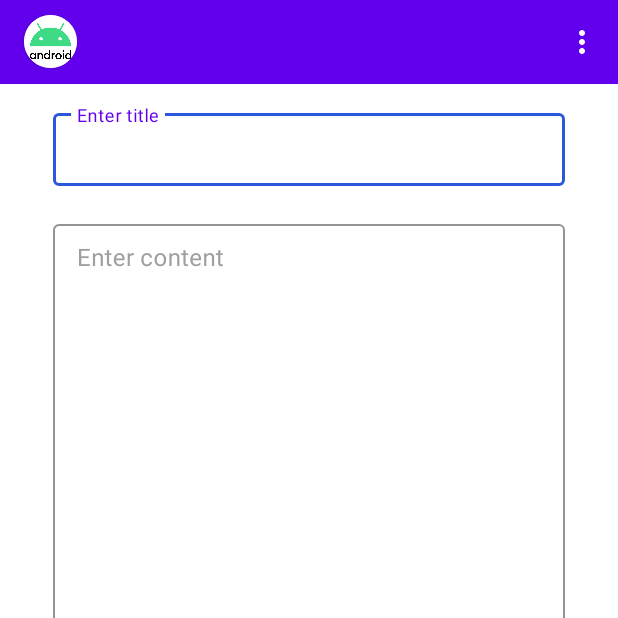
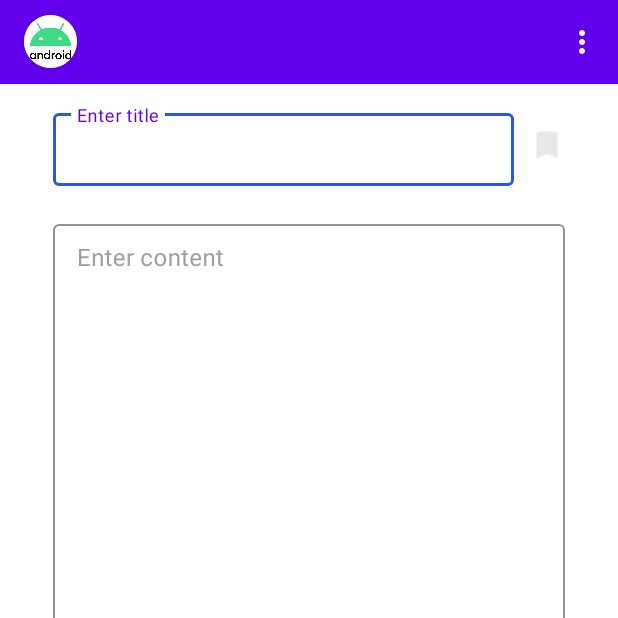
Before and after one commit to k-kyler/android-memo, an Android app: the screen it shows after launch once a user with an empty profile is signed in (AddNoteActivity), after a tap on an icon or button, on a phone screen of 412 x 824 dp, the top half of it. Run offline under Robolectric (Android 15) with nearby library versions, the phone set to English and light mode, and no system bars; our stand-ins replace Firebase (no records; nobody signed in at launch, a user with empty details on screens opened directly).

```diff
--- a/app/src/main/java/com/example/memo/AddNoteActivity.java
+++ b/app/src/main/java/com/example/memo/AddNoteActivity.java
@@ -2,14 +2,14 @@ package com.example.memo;
 
 import androidx.appcompat.app.AppCompatActivity;
 import androidx.appcompat.widget.Toolbar;
+import androidx.core.content.ContextCompat;
 
-import android.content.Context;
-import android.graphics.Bitmap;
-import android.graphics.Canvas;
-import android.graphics.Color;
-import android.graphics.Paint;
-import android.graphics.Path;
+import android.content.Intent;
+import android.graphics.PorterDuff;
+import android.graphics.PorterDuffColorFilter;
+import android.graphics.drawable.Drawable;
 import android.os.Bundle;
+import android.util.Log;
 import android.view.Menu;
 import android.view.MenuItem;
 import android.view.MotionEvent;
@@ -18,6 +18,7 @@ import android.widget.Button;
 import android.widget.EditText;
 import android.widget.ImageView;
 import android.widget.SeekBar;
+import android.widget.TextView;
 
 import com.example.memo.ui.CustomDrawing;
 
@@ -27,6 +28,8 @@ public class AddNoteActivity extends AppCompatActivity {
     private ImageView topBarAvatar;
     private EditText titleEditText;
     private EditText contentEditText;
+    private TextView pin;
+    private boolean isPinned;
 
     @Override
     protected void onCreate(Bundle savedInstanceState) {
@@ -35,7 +38,30 @@ public class AddNoteActivity extends AppCompatActivity {
 
         AddNoteInit();
         ToolbarMenu();
+        PinNote();
+        EditNoteInit();
+    }
+    private void PinNote() {
+        pin.setOnClickListener(new View.OnClickListener() {
+            @Override
+            public void onClick(View view) {
+                isPinned = !isPinned;
+                if (isPinned) {
+                    setTextViewDrawableColor(pin, R.color.pinned);
+                }
+                else {
+                    setTextViewDrawableColor(pin, R.color.unpin);
+                }
+            }
+        });
+    }
 
+    public void setTextViewDrawableColor(TextView textView, int color) {
+        for (Drawable drawable : textView.getCompoundDrawables()) {
+            if (drawable != null) {
+                drawable.setColorFilter(new PorterDuffColorFilter(ContextCompat.getColor(textView.getContext(), color), PorterDuff.Mode.SRC_IN));
+            }
+        }
     }
 
     private void AddNoteInit() {
@@ -46,6 +72,17 @@ public class AddNoteActivity extends AppCompatActivity {
 
         titleEditText = findViewById(R.id.title);
         contentEditText = findViewById(R.id.content);
+
+        pin = findViewById(R.id.noteItemPin);
+        isPinned = false;
+    }
+
+    private void EditNoteInit() {
+        Bundle bundle = this.getIntent().getExtras();
+        if(bundle != null){
+            Log.e(":", "EditNoteInit: " + bundle.getString("noteId"));
+        }
+
     }
 
     private void ToolbarMenu() {
--- a/app/src/main/java/com/example/memo/MainActivity.java
+++ b/app/src/main/java/com/example/memo/MainActivity.java
@@ -23,6 +23,7 @@ import androidx.recyclerview.widget.RecyclerView;
 
 import com.example.memo.models.Note;
 import com.example.memo.ui.NoteListAdapter;
+import com.example.memo.ui.RecyclerItemClickListener;
 import com.google.android.material.floatingactionbutton.FloatingActionButton;
 import com.google.android.material.navigation.NavigationView;
 import com.google.firebase.Timestamp;
@@ -57,6 +58,25 @@ public class MainActivity extends AppCompatActivity {
         setNoteList();
         ToolbarMenu();
         AddNode();
+        NoteItemsClickHandler();
+    }
+
+    private void NoteItemsClickHandler() {
+        noteList.addOnItemTouchListener(new RecyclerItemClickListener(this, noteList, new RecyclerItemClickListener.OnItemClickListener() {
+            @Override
+            public void onItemClick(View view, int position) {
+                Intent intent = new Intent(MainActivity.this, AddNoteActivity.class);
+                Bundle bundle = new Bundle();
+                bundle.putString("noteId", noteArrayList.get(position).getId());
+                intent.putExtras(bundle);
+                startActivity(intent);
+            }
+
+            @Override
+            public void onLongItemClick(View view, int position) {
+
+            }
+        }));
     }
 
     private void ToolbarMenu() {
@@ -130,8 +150,6 @@ public class MainActivity extends AppCompatActivity {
         }
     }
 
-
-
     private ArrayList<Note> getNoteList() {
         ArrayList<Note> noteItems = new ArrayList<>();
 
--- a/app/src/main/java/com/example/memo/ui/NoteListAdapter.java
+++ b/app/src/main/java/com/example/memo/ui/NoteListAdapter.java
@@ -49,7 +49,8 @@ public class NoteListAdapter extends RecyclerView.Adapter<NoteListAdapter.MyView
             setTextViewDrawableColor(holder.pin, R.color.pinned);
         }
     }
-    private void setTextViewDrawableColor(TextView textView, int color) {
+
+    public void setTextViewDrawableColor(TextView textView, int color) {
         for (Drawable drawable : textView.getCompoundDrawables()) {
             if (drawable != null) {
                 drawable.setColorFilter(new PorterDuffColorFilter(ContextCompat.getColor(textView.getContext(), color), PorterDuff.Mode.SRC_IN));
--- /dev/null
+++ b/app/src/main/java/com/example/memo/ui/RecyclerItemClickListener.java
@@ -0,0 +1,53 @@
+package com.example.memo.ui;
+
+import android.content.Context;
+import android.view.GestureDetector;
+import android.view.MotionEvent;
+import android.view.View;
+
+import androidx.recyclerview.widget.RecyclerView;
+
+
+public class RecyclerItemClickListener implements RecyclerView.OnItemTouchListener {
+    private OnItemClickListener mListener;
+
+    public interface OnItemClickListener {
+        public void onItemClick(View view, int position);
+
+        public void onLongItemClick(View view, int position);
+    }
+
+    GestureDetector mGestureDetector;
+
+    public RecyclerItemClickListener(Context context, final RecyclerView recyclerView, OnItemClickListener listener) {
+        mListener = listener;
+        mGestureDetector = new GestureDetector(context, new GestureDetector.SimpleOnGestureListener() {
+            @Override
+            public boolean onSingleTapUp(MotionEvent e) {
+                return true;
+            }
+
+            @Override
+            public void onLongPress(MotionEvent e) {
+                View child = recyclerView.findChildViewUnder(e.getX(), e.getY());
+                if (child != null && mListener != null) {
+                    mListener.onLongItemClick(child, recyclerView.getChildAdapterPosition(child));
+                }
+            }
+        });
+    }
+
+    @Override public boolean onInterceptTouchEvent(RecyclerView view, MotionEvent e) {
+        View childView = view.findChildViewUnder(e.getX(), e.getY());
+        if (childView != null && mListener != null && mGestureDetector.onTouchEvent(e)) {
+            mListener.onItemClick(childView, view.getChildAdapterPosition(childView));
+            return true;
+        }
+        return false;
+    }
+
+    @Override public void onTouchEvent(RecyclerView view, MotionEvent motionEvent) { }
+
+    @Override
+    public void onRequestDisallowInterceptTouchEvent (boolean disallowIntercept){}
+}
--- a/app/src/main/res/layout/activity_add_note.xml
+++ b/app/src/main/res/layout/activity_add_note.xml
@@ -48,15 +48,22 @@
         android:layout_width="match_parent"
         android:layout_height="match_parent">
 
+        <LinearLayout
+            android:layout_width="match_parent"
+            android:layout_height="wrap_content"
+            android:layout_marginTop="60dp"
+            android:layout_marginHorizontal="25dp"
+            android:gravity="center"
+            android:padding="10dp"
+            android:orientation="horizontal">
+
             <com.google.android.material.textfield.TextInputLayout
-            android:layout_marginHorizontal="25dp"
-            android:layout_marginTop="60dp"
-            android:padding="10dp"
                 android:hint="Enter title"
                 android:textColorHint="#9F9F9F"
-            android:layout_width="match_parent"
+                android:layout_width="wrap_content"
                 android:layout_height="wrap_content"
                 android:id="@+id/titleLayout"
+                android:layout_weight="1"
                 style="@style/CustomTextInputLayout">
 
                 <com.google.android.material.textfield.TextInputEditText
@@ -68,6 +75,17 @@
                     android:layout_height="wrap_content" />
 
             </com.google.android.material.textfield.TextInputLayout>
+
+            <TextView
+                android:layout_marginLeft="10dp"
+                android:id="@+id/noteItemPin"
+                android:layout_width="wrap_content"
+                android:layout_height="wrap_content"
+                android:drawableRight="@drawable/ic_baseline_bookmark_24"
+                android:drawableTint="#e8e8e8"/>
+
+        </LinearLayout>
+
 
 
         <!-- Add rhe rest of fields here -->
--- a/app/src/main/res/values/colors.xml
+++ b/app/src/main/res/values/colors.xml
@@ -9,4 +9,5 @@
     <color name="white">#FFFFFFFF</color>
     <color name="disabled">#9C9C9C</color>
     <color name="pinned">#FFEB3B</color>
+    <color name="unpin">#E8E8E8</color>
 </resources>
```
Lines whose indentation alone changed are shown as unchanged.
